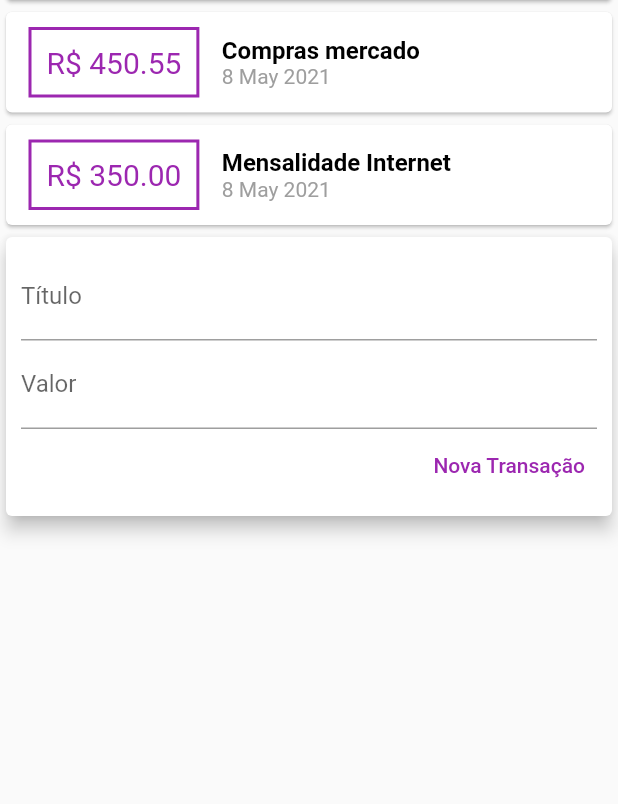
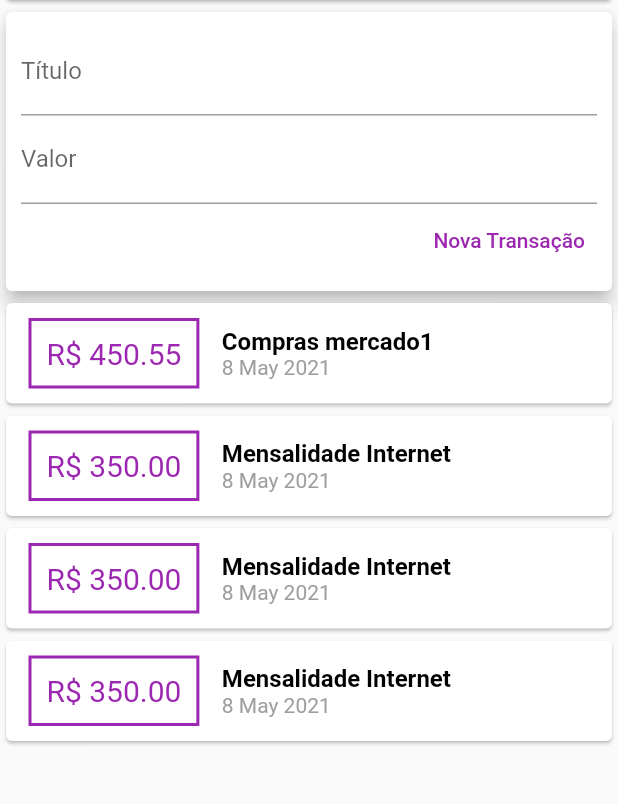
Before and after one commit to richellyitalo/estudos-flutter, a Flutter app: the screen it shows after launch, on a phone screen of 412 x 824 dp, the part 114-918 px from its top. Run offline on Flutter 3.47's test engine with Material 2 defaults, Android fonts, the phone set to English and light mode, and no system bars.

Commit message:
Listando registros com listview dinamico

```diff
--- a/despesas/lib/components/transaction_list.dart
+++ b/despesas/lib/components/transaction_list.dart
@@ -9,9 +9,12 @@ class TransactionList extends StatelessWidget {
 
   @override
   Widget build(BuildContext context) {
-    return Column(
-      crossAxisAlignment: CrossAxisAlignment.stretch,
-      children: transactions.map((tr) {
+    return Container(
+      height: 300,
+      child: ListView.builder(
+        itemCount: transactions.length,
+        itemBuilder: (BuildContext context, int index) {
+          final tr = transactions[index];
           return Card(
             child: Row(
               children: <Widget>[
@@ -57,7 +60,8 @@ class TransactionList extends StatelessWidget {
               ],
             ),
           );
-      }).toList(),
+        },
+      ),
     );
   }
 }
--- a/despesas/lib/components/transaction_user.dart
+++ b/despesas/lib/components/transaction_user.dart
@@ -14,8 +14,43 @@ class _TransactionUserState extends State<TransactionUser> {
   final List<Transaction> _transactions = [
     Transaction(
         id: 't1',
-        title: 'Compras mercado',
+        title: 'Compras mercado1',
         value: 450.55,
+        date: DateTime.now()),
+    Transaction(
+        id: 't2',
+        title: 'Mensalidade Internet',
+        value: 350.00,
+        date: DateTime.now()),
+    Transaction(
+        id: 't2',
+        title: 'Mensalidade Internet',
+        value: 350.00,
+        date: DateTime.now()),
+    Transaction(
+        id: 't2',
+        title: 'Mensalidade Internet',
+        value: 350.00,
+        date: DateTime.now()),
+    Transaction(
+        id: 't2',
+        title: 'Mensalidade Internet',
+        value: 350.00,
+        date: DateTime.now()),
+    Transaction(
+        id: 't2',
+        title: 'Mensalidade Internet',
+        value: 350.00,
+        date: DateTime.now()),
+    Transaction(
+        id: 't2',
+        title: 'Mensalidade Internet',
+        value: 350.00,
+        date: DateTime.now()),
+    Transaction(
+        id: 't2',
+        title: 'Mensalidade Internet',
+        value: 350.00,
         date: DateTime.now()),
     Transaction(
         id: 't2',
@@ -40,8 +75,8 @@ class _TransactionUserState extends State<TransactionUser> {
   @override
   Widget build(BuildContext context) {
     return Column(children: <Widget>[
+      TransactionForm(_addTransaction),
       TransactionList(_transactions),
-      TransactionForm(_addTransaction),
     ]);
   }
 }
```
Lines whose indentation alone changed are shown as unchanged.
